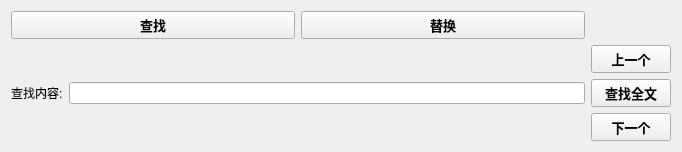
Qt form BITC/searchwindow.ui (ssh555/CPP-IDE) before a commit.
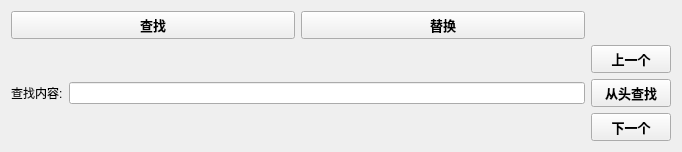
The same form after that commit.

```diff
--- a/BITC/searchwindow.ui
+++ b/BITC/searchwindow.ui
@@ -48,7 +48,7 @@
                         }</string>
        </property>
        <property name="text">
-        <string>查找全文</string>
+        <string>从头查找</string>
        </property>
       </widget>
      </item>
```
